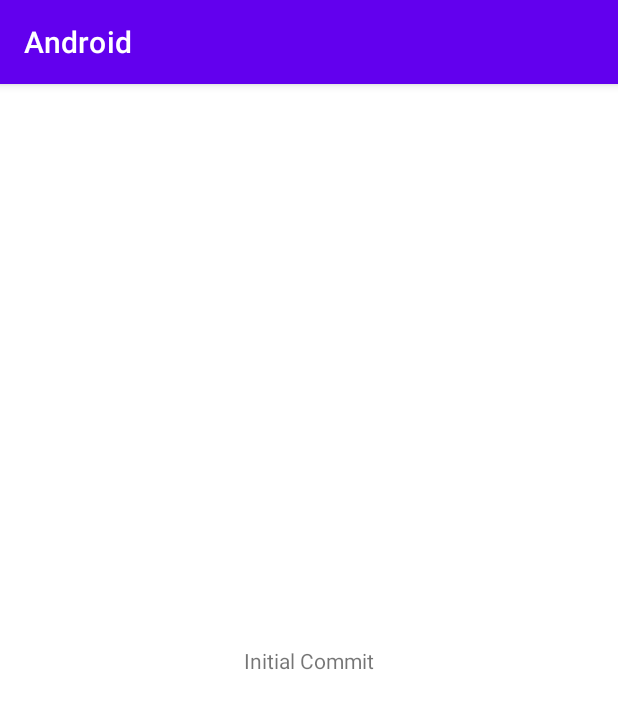
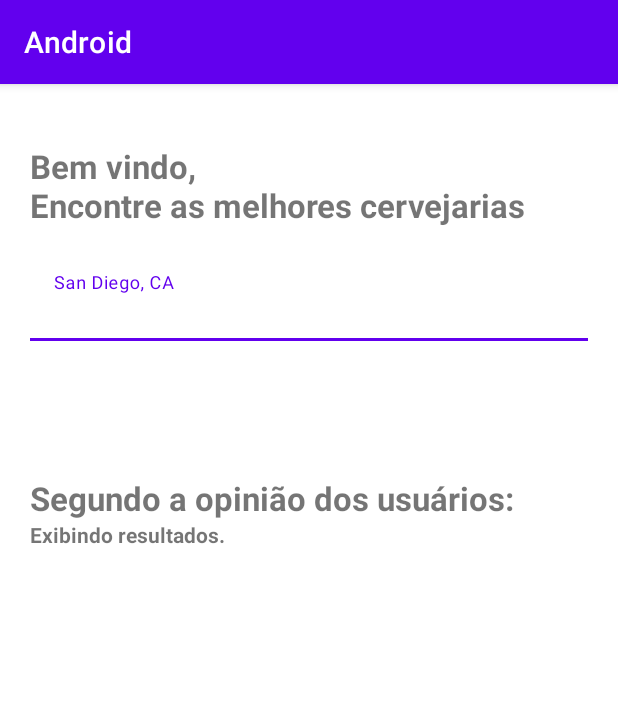
Before and after one commit to joaoramos00/breweryApi, an Android app: the screen it shows after launch (MainActivity), on a phone screen of 412 x 824 dp. Shown: the top 709 px of the screen. Run offline under Robolectric (Android 15) with nearby library versions, the phone set to English and light mode, and no system bars.

Commit message:
Connect MainActivity to Fragments Begin to create layout of Home

```diff
--- /dev/null
+++ b/app/src/main/res/drawable/layout_rounded.xml
@@ -0,0 +1,7 @@
+<?xml version="1.0" encoding="UTF-8"?>
+<shape xmlns:android="http://schemas.android.com/apk/res/android">
+    <solid android:color="#FFFFFF"/>
+    <stroke android:width="3dp" android:color="#B1BCBE" />
+    <corners android:radius="300dp"/>
+    <padding android:left="0dp" android:top="0dp" android:right="0dp" android:bottom="0dp" />
+</shape>
--- a/app/src/main/res/layout/activity_main.xml
+++ b/app/src/main/res/layout/activity_main.xml
@@ -1,19 +1,22 @@
 <?xml version="1.0" encoding="utf-8"?>
-<androidx.constraintlayout.widget.ConstraintLayout xmlns:android="http://schemas.android.com/apk/res/android"
+<androidx.constraintlayout.widget.ConstraintLayout
+    xmlns:android="http://schemas.android.com/apk/res/android"
     xmlns:app="http://schemas.android.com/apk/res-auto"
     xmlns:tools="http://schemas.android.com/tools"
     android:layout_width="match_parent"
     android:layout_height="match_parent"
     tools:context=".MainActivity">
 
-    <TextView
-        android:id="@+id/textView"
-        android:layout_width="wrap_content"
-        android:layout_height="wrap_content"
-        android:text="Initial Commit"
-        app:layout_constraintBottom_toBottomOf="parent"
+    <androidx.fragment.app.FragmentContainerView
+        android:id="@+id/nav_host_fragment"
+        android:name="androidx.navigation.fragment.NavHostFragment"
+        android:layout_width="match_parent"
+        android:layout_height="match_parent"
+        android:layout_weight="1"
+        app:defaultNavHost="true"
         app:layout_constraintEnd_toEndOf="parent"
         app:layout_constraintStart_toStartOf="parent"
-        app:layout_constraintTop_toTopOf="parent" />
+        app:navGraph="@navigation/nav_graph"
+        app:layout_constraintTop_toTopOf="parent"/>
 
 </androidx.constraintlayout.widget.ConstraintLayout>
--- a/app/src/main/res/layout/fragment_home.xml
+++ b/app/src/main/res/layout/fragment_home.xml
@@ -1,14 +1,51 @@
 <?xml version="1.0" encoding="utf-8"?>
-<FrameLayout xmlns:android="http://schemas.android.com/apk/res/android"
+<LinearLayout xmlns:android="http://schemas.android.com/apk/res/android"
+    xmlns:app="http://schemas.android.com/apk/res-auto"
     xmlns:tools="http://schemas.android.com/tools"
     android:layout_width="match_parent"
     android:layout_height="match_parent"
+    android:layout_marginStart="20dp"
+    android:layout_marginEnd="20dp"
+    android:orientation="vertical"
     tools:context=".Home">
 
-    <!-- TODO: Update blank fragment layout -->
     <TextView
         android:layout_width="match_parent"
-        android:layout_height="match_parent"
-        android:text="@string/hello_blank_fragment" />
+        android:layout_height="wrap_content"
+        android:layout_marginTop="40dp"
+        android:textSize="22dp"
+        android:textStyle="bold"
+        android:text="Bem vindo,\nEncontre as melhores cervejarias" />
 
-</FrameLayout>
+    <com.google.android.material.textfield.TextInputLayout
+        android:layout_width="match_parent"
+        android:layout_height="wrap_content"
+        app:boxBackgroundColor="#ffffff"
+        android:layout_marginTop="20dp">
+
+        <com.google.android.material.textfield.TextInputEditText
+            android:layout_width="match_parent"
+            android:layout_height="wrap_content"
+            android:hint="San Diego, CA" />
+    </com.google.android.material.textfield.TextInputLayout>
+
+    <TextView
+        android:layout_width="match_parent"
+        android:layout_height="wrap_content"
+        android:layout_marginTop="90dp"
+        android:textSize="22dp"
+        android:textStyle="bold"
+        android:text="Segundo a opinião dos usuários:" />
+
+    <TextView
+        android:layout_width="match_parent"
+        android:layout_height="wrap_content"
+        android:textStyle="bold"
+        android:textSize="14dp"
+        android:text="Exibindo resultados." />
+
+
+
+
+
+</LinearLayout>
--- a/app/src/main/res/navigation/nav_graph.xml
+++ b/app/src/main/res/navigation/nav_graph.xml
@@ -3,7 +3,7 @@
     xmlns:app="http://schemas.android.com/apk/res-auto"
     xmlns:tools="http://schemas.android.com/tools"
     android:id="@+id/nav_graph"
-    app:startDestination="@id/details">
+    app:startDestination="@id/home2">
 
     <fragment
         android:id="@+id/home2"
```
Also changed, not shown: 1 other file.
